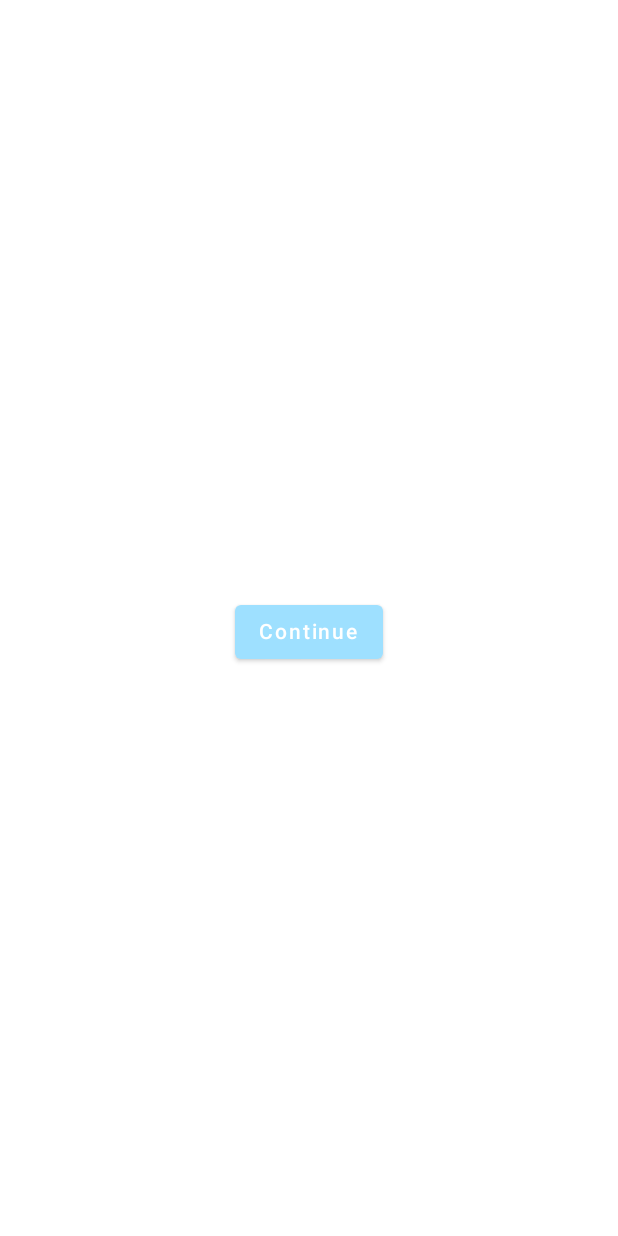
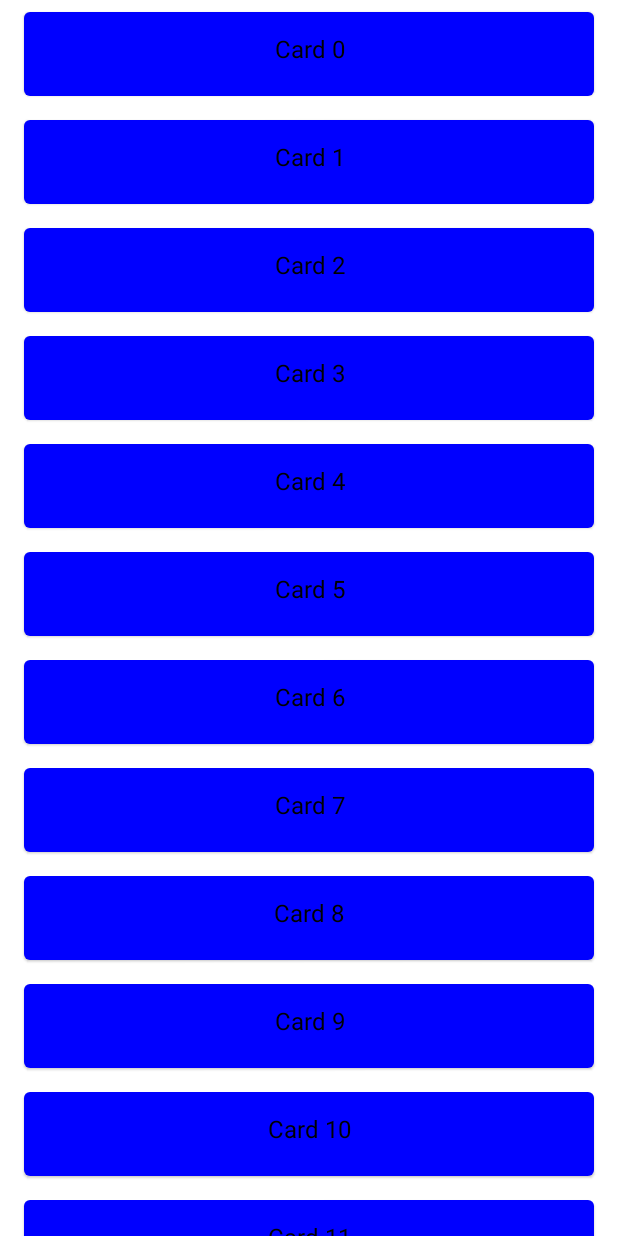
Before and after one commit to yerlansarsenov/JetpackComposeCodeLabs, an Android app built with Jetpack Compose: the screen it shows after launch (MainActivity), on a phone screen of 412 x 824 dp. Run offline under Robolectric (Android 15) with nearby library versions, the phone set to English and light mode, and no system bars.

Commit message:
feat: add CardsScreen.kt

```diff
--- /dev/null
+++ b/app/src/main/java/com/example/jetpackcomposepart2/CardsScreenViewModel.kt
@@ -0,0 +1,60 @@
+package com.example.jetpackcomposepart2
+
+import androidx.lifecycle.ViewModel
+import androidx.lifecycle.viewModelScope
+import com.example.jetpackcomposepart2.models.CardModel
+import kotlinx.coroutines.Dispatchers
+import kotlinx.coroutines.flow.MutableStateFlow
+import kotlinx.coroutines.flow.StateFlow
+import kotlinx.coroutines.launch
+
+class CardsScreenViewModel : ViewModel() {
+
+    private val _cards = MutableStateFlow(listOf<CardModel>())
+    val cards: StateFlow<List<CardModel>> get() = _cards
+
+    private val _revealedCardIdsList = MutableStateFlow(listOf<Int>())
+    val revealedCardIdsList: StateFlow<List<Int>> get() = _revealedCardIdsList
+
+    init {
+        getFakeData()
+    }
+
+    private fun getFakeData() {
+        viewModelScope.launch(Dispatchers.Default) {
+            val testList = arrayListOf<CardModel>()
+            repeat(20) { testList += CardModel(id = it, title = "Card $it") }
+            _cards.emit(testList)
+        }
+    }
+
+    fun onItemExpanded(cardId: Int) {
+        if (_revealedCardIdsList.value.contains(cardId)) return
+        _revealedCardIdsList.value = _revealedCardIdsList.value.toMutableList().also { list ->
+            list.add(cardId)
+        }
+    }
+
+    fun onItemCollapsed(cardId: Int) {
+        if (!_revealedCardIdsList.value.contains(cardId)) return
+        _revealedCardIdsList.value = _revealedCardIdsList.value.toMutableList().also { list ->
+            list.remove(cardId)
+        }
+    }
+
+    fun onItemDeleted(cardId: Int) {
+        try {
+            val cardToDelete = _cards.value.find { card ->
+                card.id == cardId
+            }
+            _cards.value = _cards.value.toMutableList().also { list ->
+                list.remove(cardToDelete)
+            }
+            _revealedCardIdsList.value = _revealedCardIdsList.value.toMutableList().also { list ->
+                list.remove(cardToDelete?.id)
+            }
+        } catch (e: Exception) {
+
+        }
+    }
+}
--- /dev/null
+++ b/app/src/main/java/com/example/jetpackcomposepart2/models/CardModels.kt
@@ -0,0 +1,6 @@
+package com.example.jetpackcomposepart2.models
+
+import androidx.compose.runtime.Immutable
+
+@Immutable
+data class CardModel(val id: Int, val title: String)
--- /dev/null
+++ b/app/src/main/java/com/example/jetpackcomposepart2/ui/views/CardsScreen.kt
@@ -0,0 +1,238 @@
+package com.example.jetpackcomposepart2.ui.views
+
+import android.annotation.SuppressLint
+import android.content.res.Resources
+import androidx.compose.animation.animateColor
+import androidx.compose.animation.core.*
+import androidx.compose.foundation.gestures.detectHorizontalDragGestures
+import androidx.compose.foundation.layout.*
+import androidx.compose.foundation.lazy.LazyColumn
+import androidx.compose.foundation.lazy.itemsIndexed
+import androidx.compose.foundation.shape.RoundedCornerShape
+import androidx.compose.material.*
+import androidx.compose.runtime.*
+import androidx.compose.ui.Modifier
+import androidx.compose.ui.geometry.Offset
+import androidx.compose.ui.graphics.Color
+import androidx.compose.ui.input.pointer.consumePositionChange
+import androidx.compose.ui.input.pointer.pointerInput
+import androidx.compose.ui.res.painterResource
+import androidx.compose.ui.text.style.TextAlign
+import androidx.compose.ui.unit.Dp
+import androidx.compose.ui.unit.IntOffset
+import androidx.compose.ui.unit.dp
+import com.example.jetpackcomposepart2.R
+import com.example.jetpackcomposepart2.CardsScreenViewModel
+import com.example.jetpackcomposepart2.models.CardModel
+import kotlin.math.roundToInt
+
+const val MIN_DRAG_AMOUNT = 6
+const val ACTION_ITEM_SIZE = 56
+const val CARD_HEIGHT = 56
+const val CARD_OFFSET = 168f
+
+fun Float.dp(): Float = this * density + 0.5f
+
+val density: Float
+    get() = Resources.getSystem().displayMetrics.density
+
+val cardCollapsedBackgroundColor = Color(0xFFBDE7EC)
+val cardExpandedBackgroundColor = Color(0xFFD1A3FF)
+
+@Composable
+fun CardsScreen(viewModel: CardsScreenViewModel) {
+    val cards = viewModel.cards.collectAsState()
+    val revealedCardIds = viewModel.revealedCardIdsList.collectAsState()
+
+    Scaffold(backgroundColor = Color.White) {
+        LazyColumn {
+            itemsIndexed(cards.value) { _, card ->
+                Box(modifier = Modifier.fillMaxWidth()) {
+                    ActionsRow(
+                        actionIconSize = ACTION_ITEM_SIZE.dp,
+                        onDelete = {
+                            /**
+                             * not work properly
+                             */
+//                            viewModel.onItemDeleted(card.id)
+                                   },
+                        onEdit = { /*TODO*/ },
+                        onFavorite = { /*TODO*/ }
+                    )
+                    DraggableCard(
+                        card = card,
+                        isRevealed = revealedCardIds.value.contains(card.id),
+                        cardHeight = CARD_HEIGHT.dp,
+                        cardOffset = CARD_OFFSET.dp(),
+                        onExpand = { viewModel.onItemExpanded(card.id) },
+                        onCollapse = { viewModel.onItemCollapsed(card.id) },
+                    )
+                }
+            }
+        }
+    }
+}
+
+@Composable
+fun ActionsRow(
+    actionIconSize: Dp,
+    onDelete: () -> Unit,
+    onEdit: () -> Unit,
+    onFavorite: () -> Unit,
+) {
+    Row(Modifier.padding(horizontal = 16.dp, vertical = 8.dp)) {
+        IconButton(
+            modifier = Modifier.size(actionIconSize),
+            onClick = {
+                onDelete()
+            },
+            content = {
+                Icon(
+                    painter = painterResource(id = R.drawable.ic_bin),
+                    tint = Color.Gray,
+                    contentDescription = "delete action",
+                )
+            }
+        )
+        IconButton(
+            modifier = Modifier.size(actionIconSize),
+            onClick = onEdit,
+            content = {
+                Icon(
+                    painter = painterResource(id = R.drawable.ic_edit),
+                    tint = Color.Gray,
+                    contentDescription = "edit action",
+                )
+            },
+        )
+        IconButton(
+            modifier = Modifier.size(actionIconSize),
+            onClick = onFavorite,
+            content = {
+                Icon(
+                    painter = painterResource(id = R.drawable.ic_favorite),
+                    tint = Color.Red,
+                    contentDescription = "Expandable Arrow",
+                )
+            }
+        )
+    }
+}
+
+@SuppressLint("UnusedTransitionTargetStateParameter")
+@Composable
+fun DraggableCard(
+    card: CardModel,
+    cardHeight: Dp,
+    isRevealed: Boolean,
+    cardOffset: Float,
+    onExpand: () -> Unit,
+    onCollapse: () -> Unit,
+) {
+    val offsetX = remember { mutableStateOf(0f) }
+    val transitionState = remember {
+        MutableTransitionState(isRevealed).apply {
+            targetState = !isRevealed
+        }
+    }
+    val transition = updateTransition(transitionState, label = "")
+    val offsetTransition by transition.animateFloat(
+        label = "cardOffsetTransition",
+        transitionSpec = { tween(durationMillis = 300) },
+        targetValueByState = { if (isRevealed) cardOffset - offsetX.value else -offsetX.value },
+    )
+
+    Card(
+        modifier = Modifier
+            .offset { IntOffset((offsetX.value + offsetTransition).roundToInt(), 0) }
+            .fillMaxWidth()
+            .padding(horizontal = 16.dp, vertical = 8.dp)
+            .height(cardHeight)
+            .pointerInput(Unit) {
+                detectHorizontalDragGestures { change, dragAmount ->
+                    val original = Offset(offsetX.value, 0f)
+                    val summed = original + Offset(x = dragAmount, y = 0f)
+                    val newValue = Offset(x = summed.x.coerceIn(0f, cardOffset), y = 0f)
+                    if (newValue.x >= 10) {
+                        onExpand()
+                        return@detectHorizontalDragGestures
+                    } else if (newValue.x <= 0) {
+                        onCollapse()
+                        return@detectHorizontalDragGestures
+                    }
+                    change.consumePositionChange()
+                    offsetX.value = newValue.x
+                }
+            },
+        content = { CardTitle(cardTitle = card.title) },
+        backgroundColor = Color.Blue
+    )
+}
+
+@SuppressLint("UnusedTransitionTargetStateParameter")
+@Composable
+fun DraggableCardSimple(
+    card: CardModel,
+    cardHeight: Dp,
+    isRevealed: Boolean,
+    cardOffset: Float,
+    onExpand: () -> Unit,
+    onCollapse: () -> Unit,
+) {
+    val transitionState = remember {
+        MutableTransitionState(isRevealed).apply {
+            targetState = !isRevealed
+        }
+    }
+    val transition = updateTransition(transitionState, "cardTransition")
+    val cardBgColor by transition.animateColor(
+        label = "cardBgColorTransition",
+        transitionSpec = { tween(durationMillis = 300) },
+        targetValueByState = {
+            if (isRevealed) cardExpandedBackgroundColor else cardCollapsedBackgroundColor
+        }
+    )
+    val offsetTransition by transition.animateFloat(
+        label = "cardOffsetTransition",
+        transitionSpec = { tween(durationMillis = 300) },
+        targetValueByState = { if (isRevealed) cardOffset else 0f },
+
+        )
+    val cardElevation by transition.animateDp(
+        label = "cardElevation",
+        transitionSpec = { tween(durationMillis = 300) },
+        targetValueByState = { if (isRevealed) 40.dp else 2.dp }
+    )
+
+    Card(
+        modifier = Modifier
+            .fillMaxWidth()
+            .padding(horizontal = 16.dp, vertical = 8.dp)
+            .height(cardHeight)
+            .offset { IntOffset(offsetTransition.roundToInt(), 0) }
+            .pointerInput(Unit) {
+                detectHorizontalDragGestures { _, dragAmount ->
+                    when {
+                        dragAmount >= MIN_DRAG_AMOUNT -> onExpand()
+                        dragAmount < -MIN_DRAG_AMOUNT -> onCollapse()
+                    }
+                }
+            },
+        backgroundColor = cardBgColor,
+        shape = RoundedCornerShape(0.dp),
+        elevation = cardElevation,
+        content = { CardTitle(cardTitle = card.title) }
+    )
+}
+
+@Composable
+fun CardTitle(cardTitle: String) {
+    Text(
+        text = cardTitle,
+        color = Color.Black,
+        modifier = Modifier
+            .fillMaxWidth()
+            .padding(16.dp),
+        textAlign = TextAlign.Center,
+    )
+}
--- /dev/null
+++ b/app/src/main/res/drawable/ic_bin.xml
@@ -0,0 +1,10 @@
+<vector xmlns:android="http://schemas.android.com/apk/res/android"
+    android:width="24dp"
+    android:height="24dp"
+    android:viewportWidth="24"
+    android:viewportHeight="24"
+    android:tint="?attr/colorControlNormal">
+    <path
+        android:fillColor="@android:color/white"
+        android:pathData="M6,19c0,1.1 0.9,2 2,2h8c1.1,0 2,-0.9 2,-2V7H6v12zM19,4h-3.5l-1,-1h-5l-1,1H5v2h14V4z"/>
+</vector>
--- /dev/null
+++ b/app/src/main/res/drawable/ic_edit.xml
@@ -0,0 +1,10 @@
+<vector xmlns:android="http://schemas.android.com/apk/res/android"
+    android:width="24dp"
+    android:height="24dp"
+    android:viewportWidth="24"
+    android:viewportHeight="24"
+    android:tint="?attr/colorControlNormal">
+    <path
+        android:fillColor="@android:color/white"
+        android:pathData="M3,17.25V21h3.75L17.81,9.94l-3.75,-3.75L3,17.25zM20.71,7.04c0.39,-0.39 0.39,-1.02 0,-1.41l-2.34,-2.34c-0.39,-0.39 -1.02,-0.39 -1.41,0l-1.83,1.83 3.75,3.75 1.83,-1.83z"/>
+</vector>
--- /dev/null
+++ b/app/src/main/res/drawable/ic_favorite.xml
@@ -0,0 +1,10 @@
+<vector xmlns:android="http://schemas.android.com/apk/res/android"
+    android:width="24dp"
+    android:height="24dp"
+    android:viewportWidth="24"
+    android:viewportHeight="24"
+    android:tint="?attr/colorControlNormal">
+    <path
+        android:fillColor="@android:color/white"
+        android:pathData="M16.5,3c-1.74,0 -3.41,0.81 -4.5,2.09C10.91,3.81 9.24,3 7.5,3 4.42,3 2,5.42 2,8.5c0,3.78 3.4,6.86 8.55,11.54L12,21.35l1.45,-1.32C18.6,15.36 22,12.28 22,8.5 22,5.42 19.58,3 16.5,3zM12.1,18.55l-0.1,0.1 -0.1,-0.1C7.14,14.24 4,11.39 4,8.5 4,6.5 5.5,5 7.5,5c1.54,0 3.04,0.99 3.57,2.36h1.87C13.46,5.99 14.96,5 16.5,5c2,0 3.5,1.5 3.5,3.5 0,2.89 -3.14,5.74 -7.9,10.05z"/>
+</vector>
```
Also changed, not shown: app/src/main/java/com/example/jetpackcomposepart2/MainActivity.kt (+19 -61 lines), app/src/main/java/com/example/jetpackcomposepart2/ui/views/CardContent.kt (added, +68 -0 lines), app/src/main/java/com/example/jetpackcomposepart2/ui/views/ThreeDimensionDropDown.kt (renamed from app/src/main/java/com/example/jetpackcomposepart2/ui/theme/ThreeDimensionDropDown.kt, +2 -12 lines).
